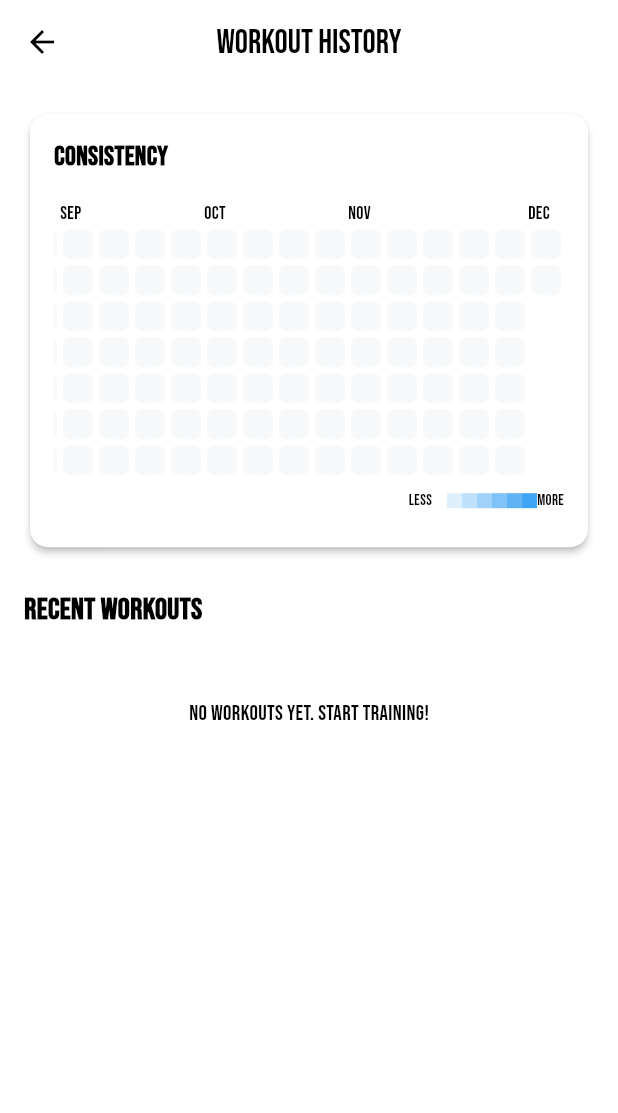
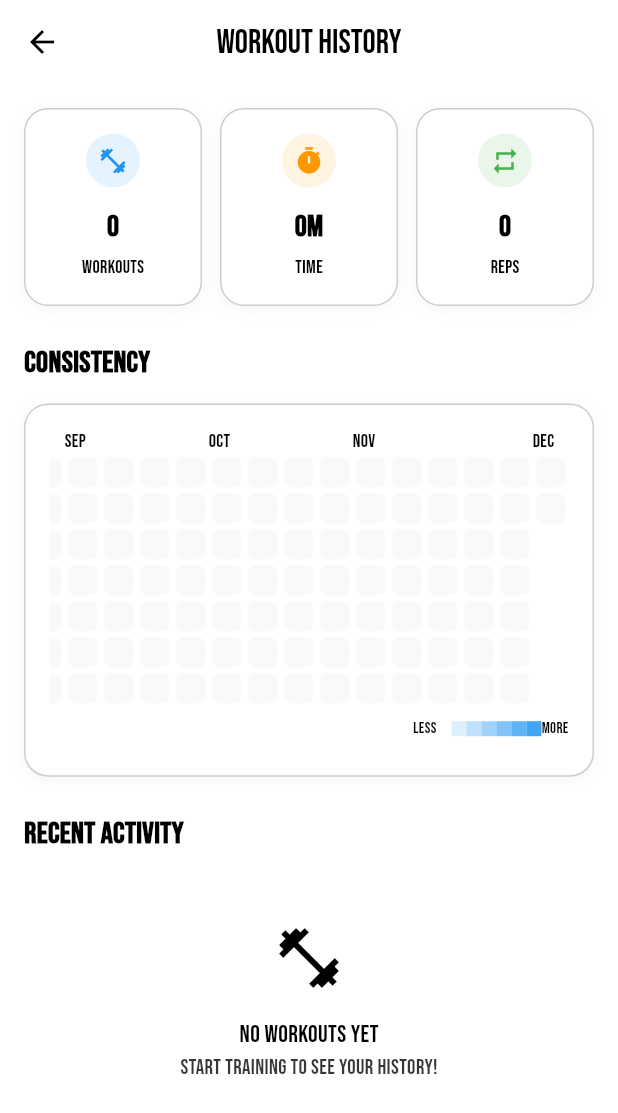
Before and after one commit to PaoloStillittano/WorkOut, a Flutter app: the HistoryPage screen opened directly, on a phone screen of 412 x 824 dp. Shown: the top 1113 px of the screen. Run offline on Flutter 3.47's test engine with Material 3 defaults, Android fonts, the phone set to English and light mode, and no system bars; drawn by our look-alikes of flutter_heatmap_calendar; our stand-ins replace audioplayers, hive, hive_flutter, shared_preferences; accounts and stored records are empty.

Commit message:
Update - history page

```diff
--- a/lib/features/history/viewmodels/history_viewmodel.dart
+++ b/lib/features/history/viewmodels/history_viewmodel.dart
@@ -11,6 +11,16 @@ class HistoryViewModel extends ChangeNotifier {
 
   Map<DateTime, int> _heatmapDatasets = {};
   Map<DateTime, int> get heatmapDatasets => _heatmapDatasets;
+
+  int get totalWorkouts => _sessions.length;
+
+  int get totalDurationSeconds {
+    return _sessions.fold(0, (sum, session) => sum + session.durationSeconds);
+  }
+
+  int get totalReps {
+    return _sessions.fold(0, (sum, session) => sum + session.totalReps);
+  }
 
   bool _isLoading = false;
   bool get isLoading => _isLoading;
--- a/lib/features/history/views/history_page.dart
+++ b/lib/features/history/views/history_page.dart
@@ -2,8 +2,9 @@ import 'package:flutter/material.dart';
 import 'package:provider/provider.dart';
 import 'package:flutter_heatmap_calendar/flutter_heatmap_calendar.dart';
 import '../../history/viewmodels/history_viewmodel.dart';
-import '../../../core/utils/time_formatter.dart';
 import 'package:intl/intl.dart';
+import 'widgets/history_summary.dart';
+import 'widgets/workout_history_item.dart';
 
 class HistoryPage extends StatelessWidget {
   const HistoryPage({super.key});
@@ -16,6 +17,7 @@ class HistoryPage extends StatelessWidget {
       appBar: AppBar(
         title: const Text('Workout History'),
         centerTitle: true,
+        scrolledUnderElevation: 0,
       ),
       body: Consumer<HistoryViewModel>(
         builder: (context, viewModel, child) {
@@ -28,26 +30,35 @@ class HistoryPage extends StatelessWidget {
             child: Column(
               crossAxisAlignment: CrossAxisAlignment.start,
               children: [
-                // Heatmap
-                Card(
-                  elevation: 2,
-                  shape: RoundedRectangleBorder(
-                    borderRadius: BorderRadius.circular(12),
+                // Summary Section
+                HistorySummary(
+                  totalWorkouts: viewModel.totalWorkouts,
+                  totalDurationSeconds: viewModel.totalDurationSeconds,
+                  totalReps: viewModel.totalReps,
                 ),
-                  child: Padding(
-                    padding: const EdgeInsets.all(16.0),
-                    child: Column(
-                      crossAxisAlignment: CrossAxisAlignment.start,
-                      children: [
-                        const Text(
-                          'Consistency',
-                          style: TextStyle(
-                            fontSize: 18,
-                            fontWeight: FontWeight.bold,
+
+                const SizedBox(height: 24),
+
+                // Heatmap Section
+                _buildSectionHeader(context, 'Consistency'),
+                const SizedBox(height: 12),
+                Container(
+                  padding: const EdgeInsets.all(16),
+                  decoration: BoxDecoration(
+                    color: colorScheme.surface,
+                    borderRadius: BorderRadius.circular(16),
+                    border: Border.all(
+                      color: colorScheme.outlineVariant.withAlpha(50),
                     ),
+                    boxShadow: [
+                      BoxShadow(
+                        color: colorScheme.shadow.withAlpha(10),
+                        blurRadius: 8,
+                        offset: const Offset(0, 2),
                       ),
-                        const SizedBox(height: 16),
-                        HeatMap(
+                    ],
+                  ),
+                  child: HeatMap(
                     datasets: viewModel.heatmapDatasets,
                     colorMode: ColorMode.opacity,
                     showText: false,
@@ -61,27 +72,42 @@ class HistoryPage extends StatelessWidget {
                       );
                     },
                   ),
-                      ],
-                    ),
-                  ),
                 ),
 
                 const SizedBox(height: 24),
 
-                const Text(
-                  'Recent Workouts',
-                  style: TextStyle(
-                    fontSize: 20,
-                    fontWeight: FontWeight.bold,
-                  ),
-                ),
+                // Recent Activity Section
+                _buildSectionHeader(context, 'Recent Activity'),
                 const SizedBox(height: 12),
 
                 if (viewModel.sessions.isEmpty)
-                  const Center(
+                  Center(
                     child: Padding(
-                      padding: EdgeInsets.all(32.0),
-                      child: Text('No workouts yet. Start training!'),
+                      padding: const EdgeInsets.all(32.0),
+                      child: Column(
+                        children: [
+                          Icon(
+                            Icons.fitness_center_outlined,
+                            size: 48,
+                            color: colorScheme.outline,
+                          ),
+                          const SizedBox(height: 16),
+                          Text(
+                            'No workouts yet',
+                            style: TextStyle(
+                              fontSize: 16,
+                              color: colorScheme.onSurfaceVariant,
+                            ),
+                          ),
+                          Text(
+                            'Start training to see your history!',
+                            style: TextStyle(
+                              fontSize: 14,
+                              color: colorScheme.onSurfaceVariant.withAlpha(200),
+                            ),
+                          ),
+                        ],
+                      ),
                     ),
                   )
                 else
@@ -90,49 +116,12 @@ class HistoryPage extends StatelessWidget {
                     physics: const NeverScrollableScrollPhysics(),
                     itemCount: viewModel.sessions.length,
                     itemBuilder: (context, index) {
+                      // Reverse index to show newest first if the list is chronological
+                      // Assuming viewModel.sessions is already sorted newest first?
+                      // If not, we should sort it in the viewmodel.
+                      // Let's assume the viewmodel provides them in the correct order for now.
                       final session = viewModel.sessions[index];
-                      return Card(
-                        margin: const EdgeInsets.only(bottom: 12),
-                        child: ListTile(
-                          leading: CircleAvatar(
-                            backgroundColor: session.workoutType == 'Push'
-                                ? Colors.orange.withAlpha(50)
-                                : Colors.blue.withAlpha(50),
-                            child: Icon(
-                              session.workoutType == 'Push'
-                                  ? Icons.arrow_upward
-                                  : Icons.arrow_downward,
-                              color: session.workoutType == 'Push'
-                                  ? Colors.orange
-                                  : Colors.blue,
-                            ),
-                          ),
-                          title: Text(
-                            '${session.workoutType} Workout',
-                            style: const TextStyle(fontWeight: FontWeight.bold),
-                          ),
-                          subtitle: Text(
-                            DateFormat.yMMMd().add_jm().format(session.date),
-                          ),
-                          trailing: Column(
-                            mainAxisAlignment: MainAxisAlignment.center,
-                            crossAxisAlignment: CrossAxisAlignment.end,
-                            children: [
-                              Text(
-                                TimeFormatter.formatSeconds(session.durationSeconds),
-                                style: const TextStyle(fontWeight: FontWeight.bold),
-                              ),
-                              Text(
-                                '${session.totalReps} reps',
-                                style: TextStyle(
-                                  fontSize: 12,
-                                  color: Colors.grey[600],
-                                ),
-                              ),
-                            ],
-                          ),
-                        ),
-                      );
+                      return WorkoutHistoryItem(session: session);
                     },
                   ),
               ],
@@ -142,4 +131,14 @@ class HistoryPage extends StatelessWidget {
       ),
     );
   }
+
+  Widget _buildSectionHeader(BuildContext context, String title) {
+    return Text(
+      title,
+      style: const TextStyle(
+        fontSize: 20,
+        fontWeight: FontWeight.bold,
+      ),
+    );
   }
+}
--- /dev/null
+++ b/lib/features/history/views/widgets/history_summary.dart
@@ -0,0 +1,134 @@
+import 'package:flutter/material.dart';
+import 'package:workout/core/utils/time_formatter.dart';
+
+class HistorySummary extends StatelessWidget {
+  final int totalWorkouts;
+  final int totalDurationSeconds;
+  final int totalReps;
+
+  const HistorySummary({
+    super.key,
+    required this.totalWorkouts,
+    required this.totalDurationSeconds,
+    required this.totalReps,
+  });
+
+  @override
+  Widget build(BuildContext context) {
+    return Row(
+      children: [
+        Expanded(
+          child: _SummaryCard(
+            title: 'Workouts',
+            value: totalWorkouts.toString(),
+            icon: Icons.fitness_center,
+            color: Colors.blue,
+          ),
+        ),
+        const SizedBox(width: 12),
+        Expanded(
+          child: _SummaryCard(
+            title: 'Time',
+            value: _formatDuration(totalDurationSeconds),
+            icon: Icons.timer,
+            color: Colors.orange,
+          ),
+        ),
+        const SizedBox(width: 12),
+        Expanded(
+          child: _SummaryCard(
+            title: 'Reps',
+            value: _formatReps(totalReps),
+            icon: Icons.repeat,
+            color: Colors.green,
+          ),
+        ),
+      ],
+    );
+  }
+
+  String _formatDuration(int seconds) {
+    final duration = Duration(seconds: seconds);
+    if (duration.inHours > 0) {
+      return '${duration.inHours}h';
+    } else {
+      return '${duration.inMinutes}m';
+    }
+  }
+
+  String _formatReps(int reps) {
+    if (reps >= 1000) {
+      return '${(reps / 1000).toStringAsFixed(1)}k';
+    }
+    return reps.toString();
+  }
+}
+
+class _SummaryCard extends StatelessWidget {
+  final String title;
+  final String value;
+  final IconData icon;
+  final Color color;
+
+  const _SummaryCard({
+    required this.title,
+    required this.value,
+    required this.icon,
+    required this.color,
+  });
+
+  @override
+  Widget build(BuildContext context) {
+    final colorScheme = Theme.of(context).colorScheme;
+
+    return Container(
+      padding: const EdgeInsets.symmetric(vertical: 16, horizontal: 12),
+      decoration: BoxDecoration(
+        color: colorScheme.surface,
+        borderRadius: BorderRadius.circular(16),
+        border: Border.all(
+          color: colorScheme.outlineVariant.withAlpha(50),
+        ),
+        boxShadow: [
+          BoxShadow(
+            color: colorScheme.shadow.withAlpha(10),
+            blurRadius: 8,
+            offset: const Offset(0, 2),
+          ),
+        ],
+      ),
+      child: Column(
+        children: [
+          Container(
+            padding: const EdgeInsets.all(8),
+            decoration: BoxDecoration(
+              color: color.withAlpha(30),
+              shape: BoxShape.circle,
+            ),
+            child: Icon(
+              icon,
+              color: color,
+              size: 20,
+            ),
+          ),
+          const SizedBox(height: 12),
+          Text(
+            value,
+            style: const TextStyle(
+              fontSize: 20,
+              fontWeight: FontWeight.bold,
+            ),
+          ),
+          const SizedBox(height: 4),
+          Text(
+            title,
+            style: TextStyle(
+              fontSize: 12,
+              color: colorScheme.onSurfaceVariant,
+            ),
+          ),
+        ],
+      ),
+    );
+  }
+}
```
Also changed, not shown: lib/features/history/views/widgets/workout_history_item.dart (added, +133 -0 lines). Lines whose indentation alone changed are shown as unchanged.
